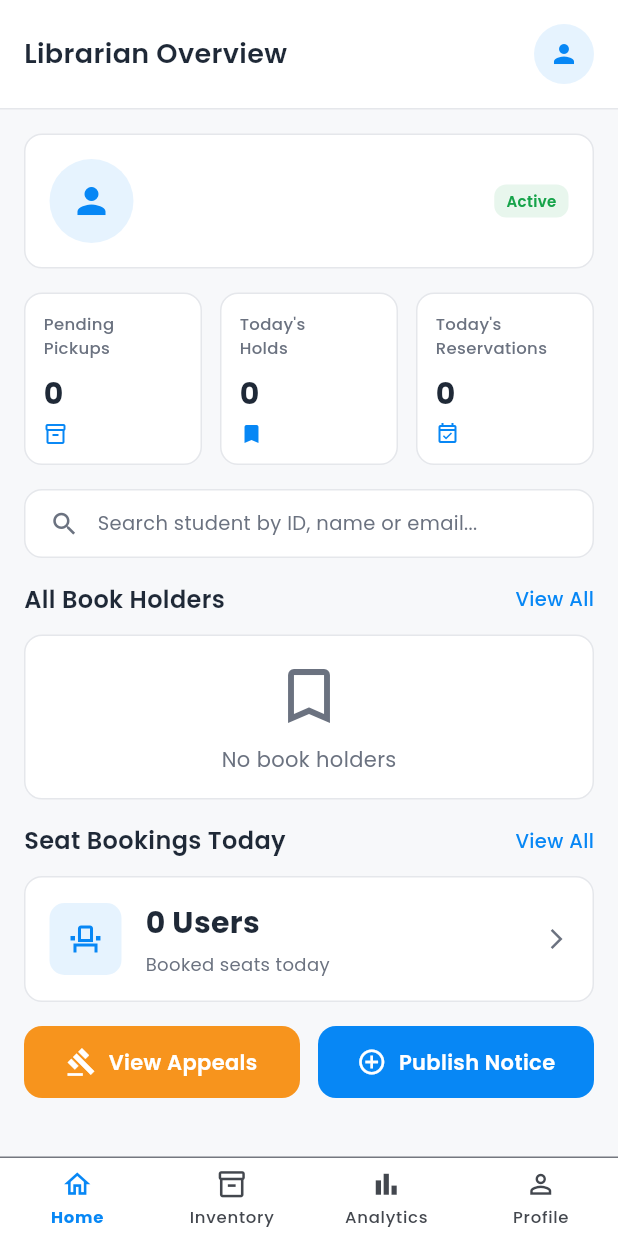
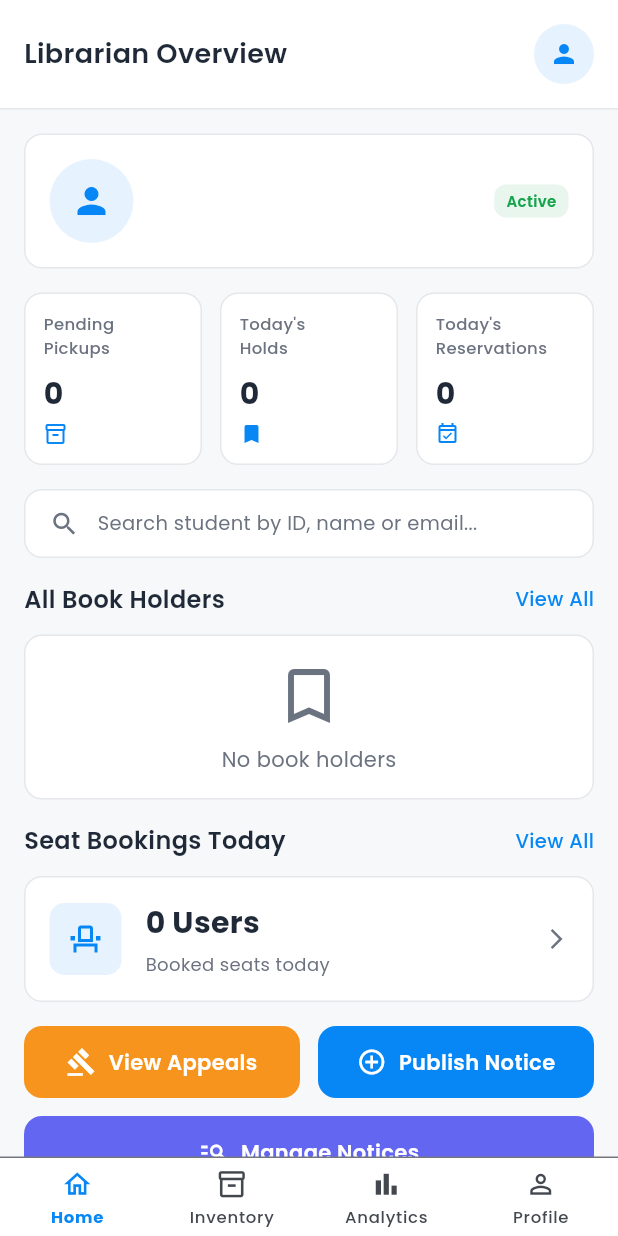
Before and after one commit to Shamethfd/Read-Space-Mobile-App, a Flutter app: the LibrarianDashboardScreen screen opened by its route, on a phone screen of 412 x 824 dp. Run offline on Flutter 3.47's test engine with Material 3 defaults, Android fonts, the phone set to English and light mode, and no system bars; our stand-ins replace cloud_firestore, firebase_auth, firebase_core, firebase_storage, fl_chart, google_fonts and 2 more; accounts and stored records are empty.

```diff
--- a/lib/pages/librarian_dashboard_screen.dart
+++ b/lib/pages/librarian_dashboard_screen.dart
@@ -883,7 +883,9 @@ class _LibrarianDashboardScreenState extends State<LibrarianDashboardScreen> {
   }
 
   Widget _buildActionButtons() {
-    return Row(
+    return Column(
+      children: [
+        Row(
           children: [
             Expanded(
               child: InkWell(
@@ -931,6 +933,38 @@ class _LibrarianDashboardScreenState extends State<LibrarianDashboardScreen> {
                       const SizedBox(width: 8),
                       Text(
                         'Publish Notice',
+                        style: GoogleFonts.poppins(
+                          fontSize: 14,
+                          fontWeight: FontWeight.w600,
+                          color: Colors.white,
+                        ),
+                      ),
+                    ],
+                  ),
+                ),
+              ),
+            ),
+          ],
+        ),
+        const SizedBox(height: 12),
+        SizedBox(
+          width: double.infinity,
+          child: InkWell(
+            onTap: () => Navigator.pushNamed(context, AppRoutes.adminNotices),
+            borderRadius: BorderRadius.circular(12),
+            child: Container(
+              padding: const EdgeInsets.symmetric(vertical: 14),
+              decoration: BoxDecoration(
+                color: const Color(0xFF6366F1),
+                borderRadius: BorderRadius.circular(12),
+              ),
+              child: Row(
+                mainAxisAlignment: MainAxisAlignment.center,
+                children: [
+                  const Icon(Icons.manage_search_outlined, color: Colors.white, size: 20),
+                  const SizedBox(width: 8),
+                  Text(
+                    'Manage Notices',
                     style: GoogleFonts.poppins(
                       fontSize: 14,
                       fontWeight: FontWeight.w600,
--- a/lib/pages/submit_appeal_screen.dart
+++ b/lib/pages/submit_appeal_screen.dart
@@ -130,6 +130,8 @@ class _SubmitAppealScreenState extends State<SubmitAppealScreen> {
       final appealId = widget.existingAppeal?.id ??
           DateTime.now().millisecondsSinceEpoch.toString();
 
+      print('📝 Submitting appeal - ID: $appealId, Existing: ${widget.existingAppeal != null}');
+
       // Upload proof image if selected
       if (_proofImage != null) {
         await _uploadProofImage(user.uid, appealId);
@@ -156,9 +158,13 @@ class _SubmitAppealScreenState extends State<SubmitAppealScreen> {
       );
 
       if (widget.existingAppeal != null) {
+        print('✏️ Updating existing appeal');
         await _firestoreService.updateAppeal(appealId, appeal.toJson());
+        print('✅ Appeal updated successfully');
       } else {
+        print('➕ Creating new appeal');
         await _firestoreService.createAppeal(appeal);
+        print('✅ Appeal created successfully');
 
         // Create notification for admins about new appeal
         await _createAdminNotification(appeal);
```
Lines whose indentation alone changed are shown as unchanged.
